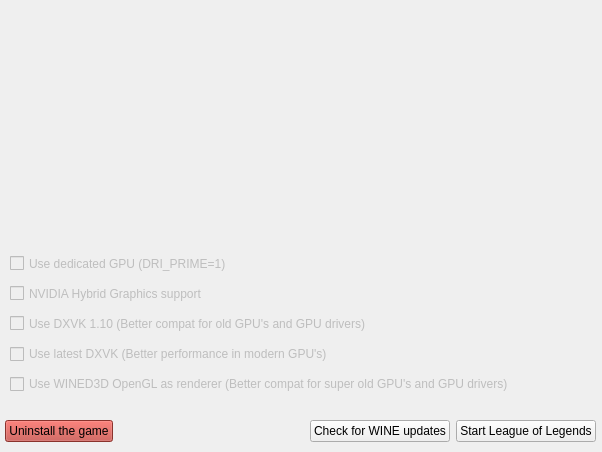
Above: python_src/ui/installer.ui from polkaulfield/lol-for-linux-installer before the change. Below: the same form after it.
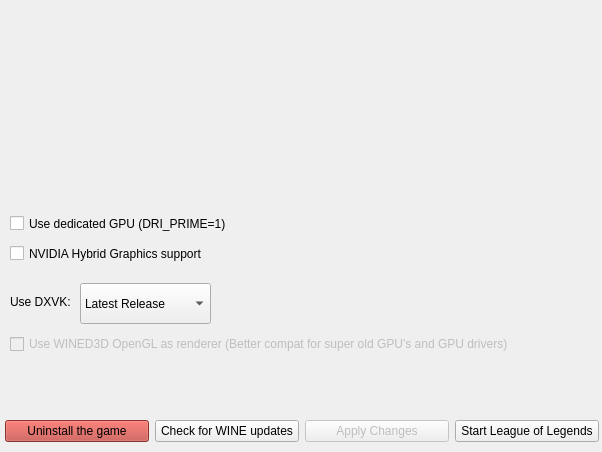
That is the form after the change. The open tabs and pages were chosen to show the change. Icons and pictures are not drawn.

What changed in the file:
```diff
--- a/python_src/ui/installer.ui
+++ b/python_src/ui/installer.ui
@@ -318,44 +318,12 @@
               </widget>
              </widget>
              <widget class="QWidget" name="gamemanager">
-              <widget class="QCheckBox" name="radioOlddxvk">
-               <property name="enabled">
-                <bool>false</bool>
-               </property>
-               <property name="geometry">
-                <rect>
-                 <x>10</x>
-                 <y>110</y>
-                 <width>421</width>
-                 <height>41</height>
-                </rect>
-               </property>
-               <property name="text">
-                <string>Use DXVK 1.10 (Better compat for old GPU's and GPU drivers)</string>
-               </property>
-              </widget>
-              <widget class="QCheckBox" name="Usenewdxvk">
-               <property name="enabled">
-                <bool>false</bool>
-               </property>
-               <property name="geometry">
-                <rect>
-                 <x>10</x>
-                 <y>150</y>
-                 <width>361</width>
-                 <height>22</height>
-                </rect>
-               </property>
-               <property name="text">
-                <string>Use latest DXVK (Better performance in modern GPU's)</string>
-               </property>
-              </widget>
               <widget class="QWidget" name="horizontalLayoutWidget_5">
                <property name="geometry">
                 <rect>
                  <x>0</x>
                  <y>220</y>
-                 <width>601</width>
+                 <width>608</width>
                  <height>41</height>
                 </rect>
                </property>
@@ -367,7 +335,7 @@
                  <number>1</number>
                 </property>
                 <property name="rightMargin">
-                 <number>5</number>
+                 <number>9</number>
                 </property>
                 <property name="bottomMargin">
                  <number>5</number>
@@ -827,19 +795,6 @@
                   </property>
                  </widget>
                 </item>
-                <item>
-                 <spacer name="horizontalSpacer_5">
-                  <property name="orientation">
-                   <enum>Qt::Horizontal</enum>
-                  </property>
-                  <property name="sizeHint" stdset="0">
-                   <size>
-                    <width>40</width>
-                    <height>20</height>
-                   </size>
-                  </property>
-                 </spacer>
-                </item>
                 <item>
                  <widget class="QPushButton" name="checkWineupdates">
                   <property name="text">
@@ -847,6 +802,16 @@
                   </property>
                  </widget>
                 </item>
+                <item>
+                 <widget class="QPushButton" name="applyButton">
+                  <property name="enabled">
+                   <bool>false</bool>
+                  </property>
+                  <property name="text">
+                   <string>Apply Changes</string>
+                  </property>
+                 </widget>
+                </item>
                 <item>
                  <widget class="QPushButton" name="launchLeagueinstalled">
                   <property name="text">
@@ -863,7 +828,7 @@
                <property name="geometry">
                 <rect>
                  <x>10</x>
-                 <y>180</y>
+                 <y>140</y>
                  <width>571</width>
                  <height>22</height>
                 </rect>
@@ -874,12 +839,12 @@
               </widget>
               <widget class="QCheckBox" name="Usenvidiahybrid">
                <property name="enabled">
-                <bool>false</bool>
+                <bool>true</bool>
                </property>
                <property name="geometry">
                 <rect>
                  <x>10</x>
-                 <y>80</y>
+                 <y>40</y>
                  <width>421</width>
                  <height>41</height>
                 </rect>
@@ -890,12 +855,12 @@
               </widget>
               <widget class="QCheckBox" name="Usedriprime">
                <property name="enabled">
-                <bool>false</bool>
+                <bool>true</bool>
                </property>
                <property name="geometry">
                 <rect>
                  <x>10</x>
-                 <y>50</y>
+                 <y>10</y>
                  <width>421</width>
                  <height>41</height>
                 </rect>
@@ -904,6 +869,39 @@
                 <string>Use dedicated GPU (DRI_PRIME=1)</string>
                </property>
               </widget>
+              <widget class="QComboBox" name="comboBox">
+               <property name="geometry">
+                <rect>
+                 <x>80</x>
+                 <y>90</y>
+                 <width>131</width>
+                 <height>41</height>
+                </rect>
+               </property>
+               <item>
+                <property name="text">
+                 <string>Latest Release</string>
+                </property>
+               </item>
+               <item>
+                <property name="text">
+                 <string>1.10.3</string>
+                </property>
+               </item>
+              </widget>
+              <widget class="QLabel" name="dxvkCombobox">
+               <property name="geometry">
+                <rect>
+                 <x>10</x>
+                 <y>100</y>
+                 <width>61</width>
+                 <height>18</height>
+                </rect>
+               </property>
+               <property name="text">
+                <string>Use DXVK:</string>
+               </property>
+              </widget>
              </widget>
              <widget class="QWidget" name="region">
               <widget class="QLabel" name="regionLabel">
```
Left out of the diff: 2 changed lines with no effect on the pictures.
